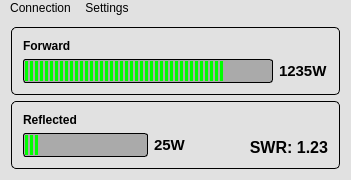
thegeek82000/openasc, file c/openASC_PowerMeter/mainwindow.ui: the form before one commit.
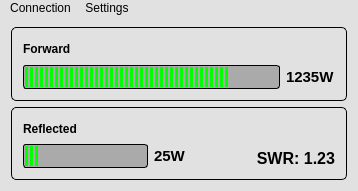
The form after the commit.

The edit to the form file:
```diff
--- a/c/openASC_PowerMeter/mainwindow.ui
+++ b/c/openASC_PowerMeter/mainwindow.ui
@@ -6,8 +6,8 @@
    <rect>
     <x>0</x>
     <y>0</y>
-    <width>351</width>
-    <height>179</height>
+    <width>358</width>
+    <height>191</height>
    </rect>
   </property>
   <property name="windowTitle">
@@ -313,7 +313,7 @@
     <rect>
      <x>0</x>
      <y>0</y>
-     <width>351</width>
+     <width>358</width>
      <height>19</height>
     </rect>
    </property>
```
Left out of the diff: 8 changed lines with no effect on the pictures.
